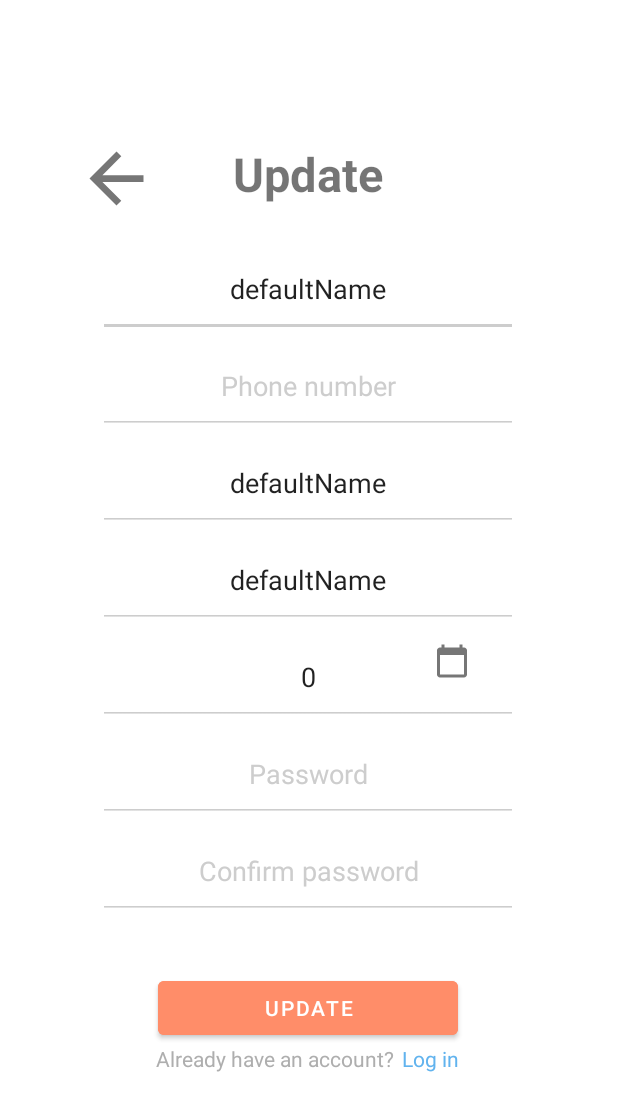
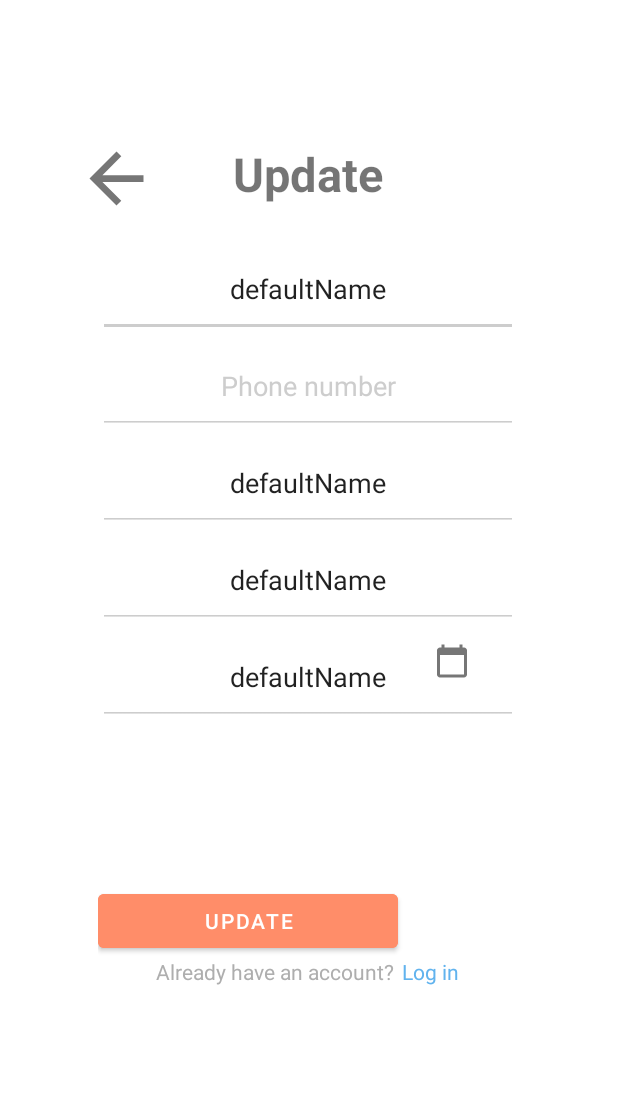
Before and after one commit to kevinDomingues/SecondHome, an Android app: the Update_user screen opened directly, with no data from a screen before it, on a phone screen of 412 x 824 dp. Shown: the top 1111 px of the screen. Run offline under Robolectric (Android 15) with nearby library versions, the phone set to English and light mode, and no system bars.

Commit message:
Só falta resolver o problema no contacto e mexer nas variáveis que pediste

```diff
--- a/app/src/main/java/ipvc/estg/secondhome/Register.kt
+++ b/app/src/main/java/ipvc/estg/secondhome/Register.kt
@@ -114,7 +114,7 @@ class Register : AppCompatActivity() {
         val date = SimpleDateFormat("dd/MM/yyyy").parse(birthDayDate)
 
         val request = ServiceBuilder.buildService(EndPoints::class.java)
-        val call = request.signUp(username, name, email, password, date, phoneNumber)
+        val call = request.signUp(username, name, email, password, birthDayDate, phoneNumber)
 
         call.enqueue(object: Callback<DefaultResponse> {
             override fun onResponse(
--- a/app/src/main/java/ipvc/estg/secondhome/Update_user.kt
+++ b/app/src/main/java/ipvc/estg/secondhome/Update_user.kt
@@ -18,7 +18,9 @@ import retrofit2.Call
 import retrofit2.Callback
 import retrofit2.Response
 import java.text.SimpleDateFormat
+
 lateinit var sharedPreferences: SharedPreferences
+
 class Update_user : AppCompatActivity() {
     override fun onCreate(savedInstanceState: Bundle?) {
         super.onCreate(savedInstanceState)
@@ -34,20 +36,29 @@ class Update_user : AppCompatActivity() {
         val editPhoneNumber = findViewById<EditText>(R.id.tlm_inputUpd)
         val editName = findViewById<EditText>(R.id.name_inputUpd)
         val editUsername = findViewById<EditText>(R.id.user_inputUpd)
-        val editPassword = findViewById<EditText>(R.id.pass_inputUpd)
-        val editPassword2 = findViewById<EditText>(R.id.pass_input2Upd)
+//        val editPassword = findViewById<EditText>(R.id.pass_inputUpd)
+//        val editPassword2 = findViewById<EditText>(R.id.pass_input2Upd)
 
         val c = Calendar.getInstance()
         val year = c.get(Calendar.YEAR)
         val month = c.get(Calendar.MONTH)
         val day = c.get(Calendar.DAY_OF_MONTH)
         birthDayText.setText("" + day + "/" + month + "/" + year)
-
-        editEmail.setText(sharedPreferences.getString("email","defaultName"))
-        editUsername.setText(sharedPreferences.getString("username","defaultName"))
-        editName.setText(sharedPreferences.getString("name","defaultName"))
-        editPhoneNumber.setText(sharedPreferences.getInt("contact",0))
-        birthDayText.setText(sharedPreferences.getString("birthdayDate","0"))
+        val email = sharedPreferences.getString("email", "defaultName");
+        val username = sharedPreferences.getString("username", "defaultName");
+        val name = sharedPreferences.getString("name", "defaultName");
+//      val contact = sharedPreferences.getInt("contact",0);
+//        Toast.makeText(
+//            this@Update_user,
+//            contact,
+//            Toast.LENGTH_SHORT
+//        ).show()
+        val birthdayDate = sharedPreferences.getString("birthdayDate", "defaultName");
+        editEmail.setText(email);
+        editUsername.setText(username)
+        editName.setText(name)
+//       editPhoneNumber.setText(contact)
+        birthDayText.setText(birthdayDate)
 
         backButton.setOnClickListener {
             val intent = Intent(this, Login::class.java)
@@ -78,8 +89,8 @@ class Update_user : AppCompatActivity() {
             val name = editName.text.toString().trim()
             val username = editUsername.text.toString().trim()
             val birthdayDate = birthDayText.text.toString().trim()
-            val password = editPassword.text.toString().trim()
-            val password2 = editPassword2.text.toString().trim()
+//            val password = editPassword.text.toString().trim()
+//            val password2 = editPassword2.text.toString().trim()
 
             if (email.isEmpty()) {
                 editEmail.error = getString(R.string.errorEmailEmpty)
@@ -105,45 +116,52 @@ class Update_user : AppCompatActivity() {
                 return@setOnClickListener
             }
 
-            if (password.isEmpty()) {
-                editPassword.error = getString(R.string.errorPasswordsEmpty)
-                editPassword.requestFocus()
-                return@setOnClickListener
-            }
+//            if (password.isEmpty()) {
+//                editPassword.error = getString(R.string.errorPasswordsEmpty)
+//                editPassword.requestFocus()
+//                return@setOnClickListener
+//            }
+//
+//            if (password2.isEmpty()) {
+//                editPassword2.error = getString(R.string.errorPasswordsEmpty)
+//                editPassword2.requestFocus()
+//                return@setOnClickListener
+//            }
+//
+//            if (password != password2) {
+//                editPassword2.error = getString(R.string.errorPasswordsDoNotMatch)
+//                editPassword.requestFocus()
+//                return@setOnClickListener
+//            }
 
-            if (password2.isEmpty()) {
-                editPassword2.error = getString(R.string.errorPasswordsEmpty)
-                editPassword2.requestFocus()
-                return@setOnClickListener
-            }
-
-            if (password != password2) {
-                editPassword2.error = getString(R.string.errorPasswordsDoNotMatch)
-                editPassword.requestFocus()
-                return@setOnClickListener
-            }
-
-            updateUser(email, name, username, birthdayDate,  contact.toInt() );
+            updateUser(email, name, username, birthdayDate, contact.toInt());
         }
 
 
     }
 
-    private fun updateUser(email: String,  name: String, username: String, birthDayDate: String, contact: Int) {
+    private fun updateUser(
+        email: String,
+        name: String,
+        username: String,
+        birthDayDate: String,
+        contact: Int
+    ) {
         val date = SimpleDateFormat("dd/MM/yyyy").parse(birthDayDate)
 
         val request = ServiceBuilder.buildService(EndPoints::class.java)
-        val token=sharedPreferences.getString("token","0")
-        val call = request.updateUser(token!!,username, name, email,  date, contact)
+        val token = sharedPreferences.getString("token", "0")
+        val call = request.updateUser(token!!, username, name, email, date, contact)
 
-        call.enqueue(object: Callback<DefaultResponse> {
+        call.enqueue(object : Callback<DefaultResponse> {
             override fun onResponse(
                 call: Call<DefaultResponse>,
                 response: Response<DefaultResponse>
             ) {
-                if(response.isSuccessful){
+                if (response.isSuccessful) {
                     val c: DefaultResponse = response.body()!!
-                    Toast.makeText(this@Update_user, R.string.successfullUpdate, Toast.LENGTH_SHORT).show()
+                    Toast.makeText(this@Update_user, R.string.successfullUpdate, Toast.LENGTH_SHORT)
+                        .show()
                     val intent = Intent(this@Update_user, Login::class.java)
                     startActivity(intent)
                 }
--- a/app/src/main/java/ipvc/estg/secondhome/api/EndPoints.kt
+++ b/app/src/main/java/ipvc/estg/secondhome/api/EndPoints.kt
@@ -15,14 +15,14 @@ interface EndPoints {
         @Field("name") name:String,
         @Field("email") email:String,
         @Field("password") password:String,
-        @Field("birthdayDate") birthdayDate: Date,
+        @Field("birthdayDate") birthdayDate: String,
         @Field("contact") contact:Int
     ): Call<DefaultResponse>
 
     @FormUrlEncoded
     @POST("user/login")
     fun login(
-        @Field("username") username:String,
+        @Field("email") username:String,
         @Field("password") password: String
     ): Call<User>
 
--- a/app/src/main/java/ipvc/estg/secondhome/models/User.kt
+++ b/app/src/main/java/ipvc/estg/secondhome/models/User.kt
@@ -7,6 +7,6 @@ data class User(
     val name: String,
     val email: String,
     val contact: Int,
-    val birthdayDate: Date,
+    val birthdayDate: String,
     val token: String
 )
--- a/app/src/main/res/layout/activity_update_user.xml
+++ b/app/src/main/res/layout/activity_update_user.xml
@@ -54,45 +54,45 @@
                     android:id="@+id/email_inputUpd"
                     android:layout_width="match_parent"
                     android:layout_height="wrap_content"
+                    android:backgroundTint="#CDCDCD"
                     android:hint="Email"
                     android:padding="20dp"
                     android:textAlignment="center"
-                    android:textColorHint="#CDCDCD"
-                    android:backgroundTint="#CDCDCD"/>
+                    android:textColorHint="#CDCDCD" />
 
                 <EditText
                     android:id="@+id/tlm_inputUpd"
                     android:layout_width="match_parent"
                     android:layout_height="wrap_content"
                     android:layout_below="@+id/email_inputUpd"
+                    android:backgroundTint="#CDCDCD"
+                    android:hint="@string/contact"
                     android:inputType="number"
-                    android:hint="@string/contact"
                     android:padding="20dp"
                     android:textAlignment="center"
-                    android:textColorHint="#CDCDCD"
-                    android:backgroundTint="#CDCDCD"/>
+                    android:textColorHint="#CDCDCD" />
 
                 <EditText
                     android:id="@+id/name_inputUpd"
                     android:layout_width="match_parent"
                     android:layout_height="wrap_content"
                     android:layout_below="@+id/tlm_inputUpd"
+                    android:backgroundTint="#CDCDCD"
                     android:hint="@string/name"
                     android:padding="20dp"
                     android:textAlignment="center"
-                    android:textColorHint="#CDCDCD"
-                    android:backgroundTint="#CDCDCD" />
+                    android:textColorHint="#CDCDCD" />
 
                 <EditText
                     android:id="@+id/user_inputUpd"
                     android:layout_width="match_parent"
                     android:layout_height="wrap_content"
                     android:layout_below="@id/name_inputUpd"
+                    android:backgroundTint="#CDCDCD"
                     android:hint="@string/user"
                     android:padding="20dp"
                     android:textAlignment="center"
-                    android:textColorHint="#CDCDCD"
-                    android:backgroundTint="#CDCDCD" />
+                    android:textColorHint="#CDCDCD" />
 
                 <EditText
                     android:id="@+id/birthdayDateUpd"
@@ -107,47 +107,46 @@
                     android:textAlignment="center"
                     android:textColorHint="#CDCDCD" />
 
-                    <Button
-                        android:id="@+id/birthdayButtonUpd"
-                        android:layout_width="wrap_content"
-                        android:layout_height="wrap_content"
-                        android:layout_alignParentRight="true"
-                        android:layout_below="@+id/user_inputUpd"
-                        android:drawableTop="@drawable/ic_baseline_calendar_today_24"
-                        android:background="@android:color/transparent" />
+                <Button
+                    android:id="@+id/birthdayButtonUpd"
+                    android:layout_width="wrap_content"
+                    android:layout_height="wrap_content"
+                    android:layout_below="@+id/user_inputUpd"
+                    android:layout_alignParentRight="true"
+                    android:background="@android:color/transparent"
+                    android:drawableTop="@drawable/ic_baseline_calendar_today_24" />
 
 
-                <EditText
-                    android:id="@+id/pass_inputUpd"
-                    android:layout_width="match_parent"
-                    android:layout_height="wrap_content"
-                    android:layout_below="@id/birthdayDateUpd"
-                    android:backgroundTint="#CDCDCD"
-                    android:inputType="textPassword"
-                    android:hint="@string/password"
-                    android:padding="20dp"
-                    android:textAlignment="center"
-                    android:textColorHint="#CDCDCD" />
+<!--                <EditText-->
+<!--                    android:id="@+id/pass_inputUpd"-->
+<!--                    android:layout_width="match_parent"-->
+<!--                    android:layout_height="wrap_content"-->
+<!--                    android:layout_below="@id/birthdayDateUpd"-->
+<!--                    android:backgroundTint="#CDCDCD"-->
+<!--                    android:hint="@string/password"-->
+<!--                    android:inputType="textPassword"-->
+<!--                    android:padding="20dp"-->
+<!--                    android:textAlignment="center"-->
+<!--                    android:textColorHint="#CDCDCD" />-->
 
-                <EditText
-                    android:id="@+id/pass_input2Upd"
-                    android:layout_width="match_parent"
-                    android:layout_height="wrap_content"
-                    android:layout_below="@id/pass_inputUpd"
-                    android:backgroundTint="#CDCDCD"
-                    android:inputType="textPassword"
-                    android:hint="@string/password2"
-                    android:padding="20dp"
-                    android:textAlignment="center"
-                    android:textColorHint="#CDCDCD" />
+<!--                <EditText-->
+<!--                    android:id="@+id/pass_input2Upd"-->
+<!--                    android:layout_width="match_parent"-->
+<!--                    android:layout_height="wrap_content"-->
+<!--                    android:layout_below="@id/pass_inputUpd"-->
+<!--                    android:backgroundTint="#CDCDCD"-->
+<!--                    android:hint="@string/password2"-->
+<!--                    android:inputType="textPassword"-->
+<!--                    android:padding="20dp"-->
+<!--                    android:textAlignment="center"-->
+<!--                    android:textColorHint="#CDCDCD" />-->
 
 
                 <Button
                     android:id="@+id/btnSignUpUpd"
                     android:layout_width="200dp"
                     android:layout_height="wrap_content"
-                    android:layout_below="@+id/pass_inputUpd"
-                    android:layout_centerHorizontal="true"
+                    android:layout_below="@+id/birthdayButtonUpd"
                     android:layout_marginTop="100dp"
                     android:backgroundTint="#FF8D69"
                     android:text="@string/update" />
@@ -162,7 +161,7 @@
                         android:layout_width="wrap_content"
                         android:layout_height="wrap_content"
                         android:text="@string/alreadyRegisteredQuestion"
-                        android:textColor="@color/lightGray"/>
+                        android:textColor="@color/lightGray" />
 
                     <TextView
                         android:id="@+id/loginBlueUpd"
@@ -170,7 +169,7 @@
                         android:layout_height="wrap_content"
                         android:layout_marginStart="5sp"
                         android:text="@string/login"
-                        android:textColor="@color/lighBlue"/>
+                        android:textColor="@color/lighBlue" />
 
                 </LinearLayout>
 
```
Also changed, not shown: app/src/main/java/ipvc/estg/secondhome/Login.kt (+13 -8 lines).
